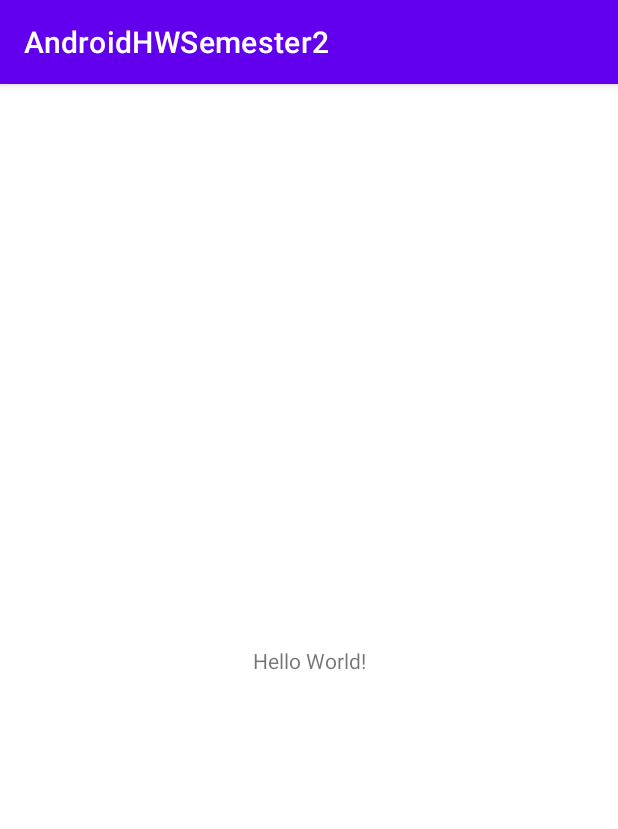
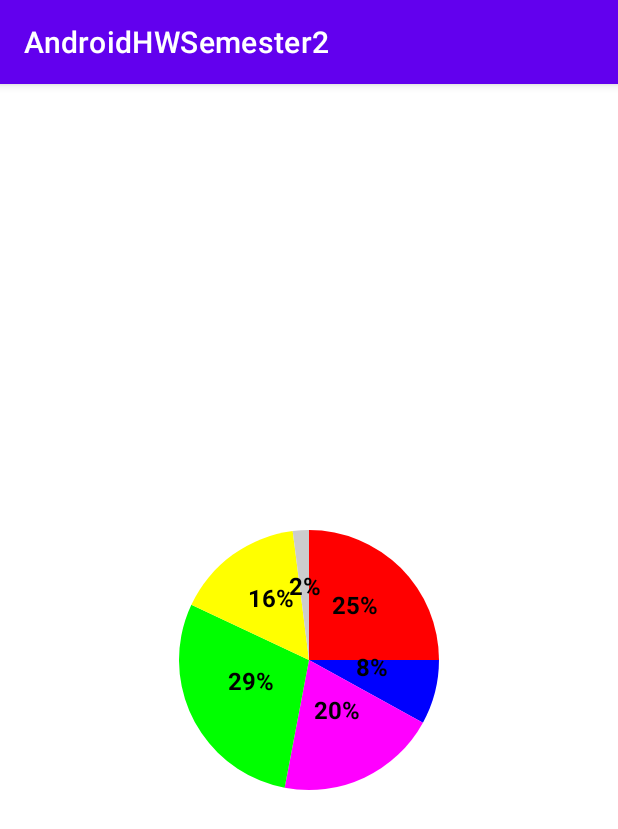
Before and after one commit to MihailLovch/AndroidHWSemester2, an Android app: the screen it shows after launch (MainActivity), on a phone screen of 412 x 824 dp. Shown: the top 829 px of the screen. Run offline under Robolectric (Android 15) with nearby library versions, the phone set to English and light mode, and no system bars.

Commit message:
implemented circular bar chart

```diff
--- /dev/null
+++ b/app/src/main/java/com/example/androidhwsemester2/CircularChartView.kt
@@ -0,0 +1,69 @@
+package com.example.androidhwsemester2
+
+import android.content.Context
+import android.graphics.Canvas
+import android.graphics.Color
+import android.graphics.Paint
+import android.graphics.RectF
+import android.graphics.Typeface
+import android.util.AttributeSet
+import android.view.View
+import kotlin.math.cos
+import kotlin.math.min
+import kotlin.math.sin
+
+class CircularChartView @JvmOverloads constructor(context: Context, attrs: AttributeSet? = null) :
+    View(context, attrs) {
+    private val startAngle = -90f
+    private val strokeWidth = 40f
+    private val chartRect = RectF()
+
+    var data: List<Pair<Int, Int>> = emptyList()
+        set(value) {
+            field = value
+            invalidate()
+        }
+
+    private val chartPaint = Paint().apply {
+        style = Paint.Style.FILL
+    }
+
+    private val textPaint = Paint().apply {
+        style = Paint.Style.FILL
+        color = Color.BLACK
+        textSize = 24f
+        textAlign = Paint.Align.CENTER
+        typeface = Typeface.DEFAULT_BOLD
+    }
+
+    override fun onDraw(canvas: Canvas) {
+        super.onDraw(canvas)
+
+        val centerX = width.toFloat() / 2
+        val centerY = height.toFloat() / 2
+        val radius = (min(width, height) / 2) - (strokeWidth / 2)
+
+        chartRect.set(centerX - radius, centerY - radius, centerX + radius, centerY + radius)
+
+        var currentAngle = startAngle
+
+        for ((color, percent) in data) {
+            val sweepAngle = (360f * percent) / 100f
+
+            chartPaint.color = color
+            canvas.drawArc(chartRect, currentAngle, sweepAngle, true, chartPaint)
+
+            val textRadius = radius * 0.5f
+            val textAngle = currentAngle + (sweepAngle / 2)
+            val textX =
+                centerX + (textRadius * cos(Math.toRadians(textAngle.toDouble()))).toFloat()
+            val textY =
+                centerY + (textRadius * sin(Math.toRadians(textAngle.toDouble()))).toFloat()
+
+            val text = "$percent%"
+            canvas.drawText(text, textX, textY, textPaint)
+
+            currentAngle += sweepAngle
+        }
+    }
+}
--- a/app/src/main/java/com/example/androidhwsemester2/MainActivity.kt
+++ b/app/src/main/java/com/example/androidhwsemester2/MainActivity.kt
@@ -1,11 +1,23 @@
 package com.example.androidhwsemester2
 
+import android.annotation.SuppressLint
+import android.graphics.Color
 import androidx.appcompat.app.AppCompatActivity
 import android.os.Bundle
 
 class MainActivity : AppCompatActivity() {
+    @SuppressLint("MissingInflatedId")
     override fun onCreate(savedInstanceState: Bundle?) {
         super.onCreate(savedInstanceState)
         setContentView(R.layout.activity_main)
+
+        findViewById<CircularChartView>(R.id.chart_ch).data = listOf(
+            Pair(Color.RED, 25),
+            Pair(Color.BLUE, 8),
+            Pair(Color.MAGENTA, 20),
+            Pair(Color.GREEN, 29),
+            Pair(Color.YELLOW, 16),
+            Pair(Color.LTGRAY,100-25-8-20-29-16)
+        )
     }
 }
--- a/app/src/main/res/layout/activity_main.xml
+++ b/app/src/main/res/layout/activity_main.xml
@@ -6,13 +6,13 @@
     android:layout_height="match_parent"
     tools:context=".MainActivity">
 
-    <TextView
-        android:layout_width="wrap_content"
-        android:layout_height="wrap_content"
-        android:text="Hello World!"
+    <com.example.androidhwsemester2.CircularChartView
+        android:id="@+id/chart_ch"
+        android:layout_width="200dp"
+        android:layout_height="200dp"
         app:layout_constraintBottom_toBottomOf="parent"
         app:layout_constraintEnd_toEndOf="parent"
         app:layout_constraintStart_toStartOf="parent"
-        app:layout_constraintTop_toTopOf="parent" />
+        app:layout_constraintTop_toTopOf="parent"/>
 
 </androidx.constraintlayout.widget.ConstraintLayout>
```
